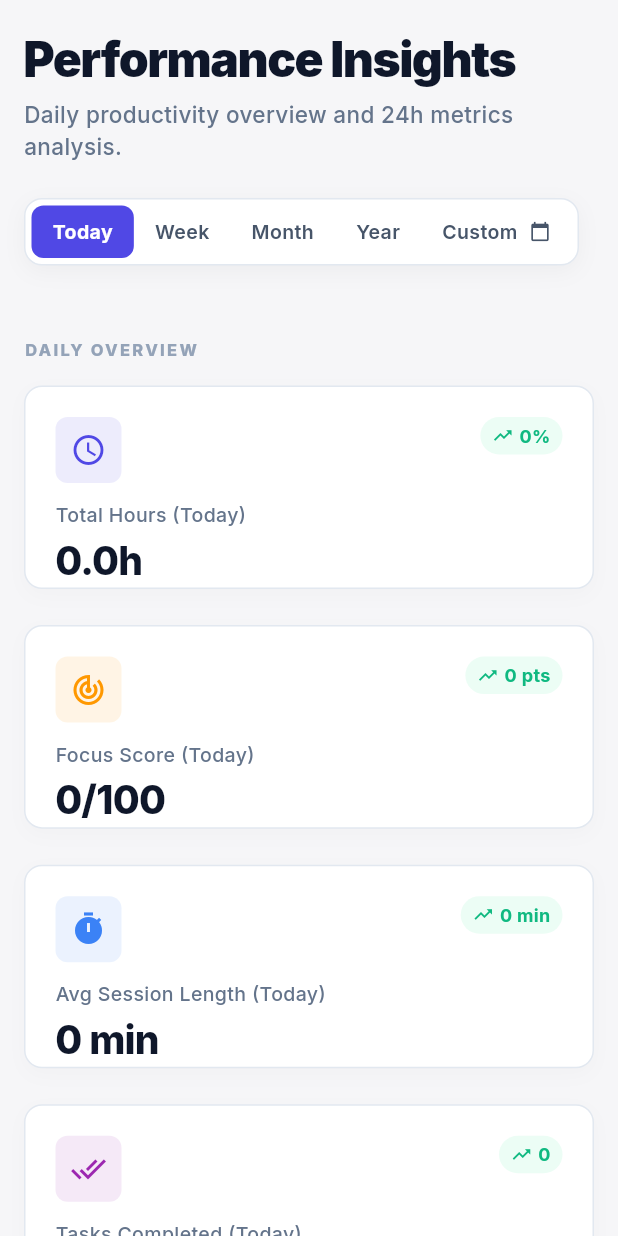
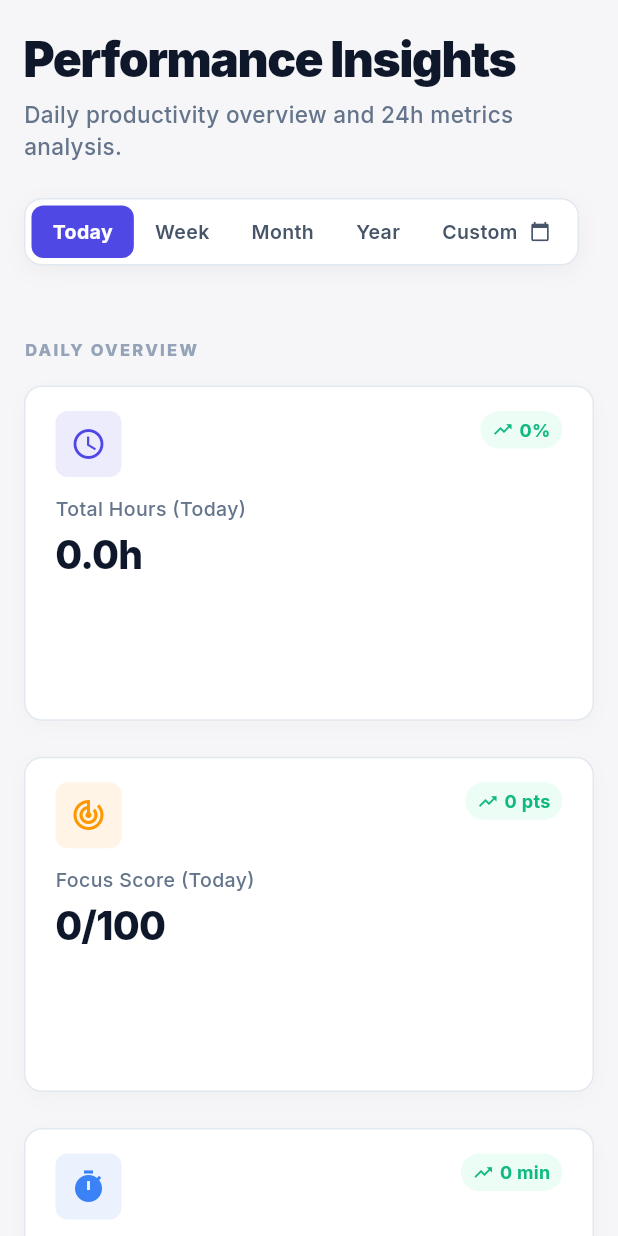
Before and after one commit to RudranshGawande/Progresso, a Flutter app: the AnalysisScreen screen opened directly, on a phone screen of 412 x 824 dp. Run offline on Flutter 3.47's test engine with Material 3 defaults, Android fonts, the phone set to English and light mode, and no system bars; our stand-ins replace file_picker, google_fonts, jwt_decoder, qr_flutter, shared_preferences; missing offline and left inert: desktop_drop, encrypt, google_sign_in_all_platforms, mongo_dart; accounts and stored records are empty.

Commit message:
UI: Complete full application UI update with Analysis, Goals, and Build fixes

```diff
--- a/lib/screens/analysis_screen.dart
+++ b/lib/screens/analysis_screen.dart
@@ -7,6 +7,9 @@ import 'package:progresso/widgets/responsive.dart';
 import 'package:progresso/models/goal_models.dart';
 import 'package:progresso/services/goal_service.dart';
 import 'package:progresso/widgets/custom_date_range_picker.dart';
+import 'package:progresso/theme/settings_notifier.dart';
+import 'package:progresso/l10n/app_localizations.dart';
+import 'package:provider/provider.dart';
 
 class SessionWithMeta {
   final FocusSession session;
@@ -35,17 +38,19 @@ class _AnalysisScreenState extends State<AnalysisScreen> {
   Widget build(BuildContext context) {
     final bool isMobile = Responsive.isMobile(context);
     final bool isDesktop = Responsive.isDesktop(context);
+    final settingsNotifier = Provider.of<SettingsNotifier>(context);
 
     return ListenableBuilder(
-      listenable: GoalService(),
+      listenable: Listenable.merge([GoalService(), settingsNotifier]),
       builder: (context, _) {
         final allGoals = GoalService().goals;
-
-        final currentRange = _getCurrentRange();
+        final settingsNotifier = Provider.of<SettingsNotifier>(context);
+
+        final currentRange = _getCurrentRange(settingsNotifier);
         final prevRange = _getPreviousRange(currentRange);
 
-        final currentStats = _gatherPeriodStats(allGoals, currentRange, period: _selectedPeriod);
-        final prevStats = _gatherPeriodStats(allGoals, prevRange, period: _selectedPeriod);
+        final currentStats = _gatherPeriodStats(allGoals, currentRange, settingsNotifier, period: _selectedPeriod);
+        final prevStats = _gatherPeriodStats(allGoals, prevRange, settingsNotifier, period: _selectedPeriod);
 
         final periodSessions = currentStats.sessions;
         final totalHours = currentStats.totalHours;
@@ -71,9 +76,9 @@ class _AnalysisScreenState extends State<AnalysisScreen> {
                   _buildHeader(context, isMobile),
                   const SizedBox(height: 48),
                   _buildSectionTitle(
-                    _selectedPeriod == 'Week' ? 'WEEKLY TOTALS' :
-                    (_selectedPeriod == 'Month' ? 'MONTHLY TOTALS' :
-                    (_selectedPeriod == 'Year' ? 'ANNUAL TOTALS' : 'DAILY OVERVIEW'))
+                    _selectedPeriod == 'Week' ? AppLocalizations.of(context)!.weeklyTotals.toUpperCase() :
+                    (_selectedPeriod == 'Month' ? AppLocalizations.of(context)!.monthlyTotals.toUpperCase() :
+                    (_selectedPeriod == 'Year' ? AppLocalizations.of(context)!.annualTotals.toUpperCase() : AppLocalizations.of(context)!.dailyOverview.toUpperCase()))
                   ),
                   const SizedBox(height: 16),
                   _buildDailyOverviewGrid(isMobile, currentStats, prevStats),
@@ -169,7 +174,7 @@ class _AnalysisScreenState extends State<AnalysisScreen> {
     return results;
   }
 
-  _PeriodStats _gatherPeriodStats(List<Goal> goals, DateTimeRange range, {String? period}) {
+  _PeriodStats _gatherPeriodStats(List<Goal> goals, DateTimeRange range, SettingsNotifier settingsNotifier, {String? period}) {
     final start = range.start;
     final end = range.end;
 
@@ -200,13 +205,22 @@ class _AnalysisScreenState extends State<AnalysisScreen> {
       }
       chartLabels.addAll(['9 AM', '11 AM', '1 PM', '3 PM', '5 PM', 'NOW']);
     } else if (period == 'Week') {
+      final int firstDay = settingsNotifier.firstDayOfWeek;
+      final List<String> days = ['MON', 'TUE', 'WED', 'THU', 'FRI', 'SAT', 'SUN'];
+      final List<String> orderedLabels = [];
+      for (int i = 0; i < 7; i++) {
+        orderedLabels.add(days[(firstDay - 1 + i) % 7]);
+      }
+
       final List<double> dailyIntensity = List.filled(7, 0.0);
       for (var s in periodSessions) {
-        final dayIdx = (s.session.timestamp.weekday - 1) % 7;
+        // weekday is 1 for Mon, 7 for Sun.
+        // We want 0 for firstDay, 6 for lastDay.
+        final dayIdx = (s.session.timestamp.weekday - firstDay) % 7;
         dailyIntensity[dayIdx] = max(dailyIntensity[dayIdx], s.session.intensity);
       }
       chartData.addAll(dailyIntensity);
-      chartLabels.addAll(['MON', 'TUE', 'WED', 'THU', 'FRI', 'SAT', 'SUN']);
+      chartLabels.addAll(orderedLabels);
     } else if (period == 'Month') {
       chartLabels.addAll(['WEEK 1', 'WEEK 2', 'WEEK 3', 'WEEK 4', 'END']);
       for (int i = 0; i < 5; i++) {
@@ -251,15 +265,17 @@ class _AnalysisScreenState extends State<AnalysisScreen> {
     );
   }
 
-  DateTimeRange _getCurrentRange() {
+  DateTimeRange _getCurrentRange(SettingsNotifier settingsNotifier) {
     final now = DateTime.now();
     final today = DateTime(now.year, now.month, now.day);
 
     if (_selectedPeriod == 'Today') {
       return DateTimeRange(start: today, end: today.add(const Duration(days: 1)));
     } else if (_selectedPeriod == 'Week') {
-      // Find previous Monday (or today if today is Monday)
-      final start = today.subtract(Duration(days: today.weekday - 1));
+      // Find previous start of week based on settings
+      final int firstDay = settingsNotifier.firstDayOfWeek;
+      int daysToSubtract = (today.weekday - firstDay) % 7;
+      final start = today.subtract(Duration(days: daysToSubtract));
       return DateTimeRange(start: start, end: start.add(const Duration(days: 7)));
     } else if (_selectedPeriod == 'Month') {
       final start = DateTime(now.year, now.month, 1);
@@ -353,7 +369,7 @@ class _AnalysisScreenState extends State<AnalysisScreen> {
                 crossAxisAlignment: CrossAxisAlignment.start,
                 children: [
                    Text(
-                    'Performance Insights',
+                    AppLocalizations.of(context)!.performanceInsights,
                     style: GoogleFonts.inter(
                       fontSize: 32,
                       fontWeight: FontWeight.w900,
@@ -402,22 +418,22 @@ class _AnalysisScreenState extends State<AnalysisScreen> {
       child: Row(
         mainAxisSize: MainAxisSize.min,
         children: [
-          _buildPeriodButton('Today'),
-          _buildPeriodButton('Week'),
-          _buildPeriodButton('Month'),
-          _buildPeriodButton('Year'),
-          _buildPeriodButton('Custom', icon: Icons.calendar_today),
+          _buildPeriodButton('Today', AppLocalizations.of(context)!.today),
+          _buildPeriodButton('Week', AppLocalizations.of(context)!.week),
+          _buildPeriodButton('Month', AppLocalizations.of(context)!.month),
+          _buildPeriodButton('Year', AppLocalizations.of(context)!.year),
+          _buildPeriodButton('Custom', AppLocalizations.of(context)!.custom, icon: Icons.calendar_today),
         ],
       ),
     );
   }
 
-  Widget _buildPeriodButton(String label, {IconData? icon}) {
-    final bool isActive = _selectedPeriod == label;
+  Widget _buildPeriodButton(String key, String label, {IconData? icon}) {
+    final bool isActive = _selectedPeriod == key;
     return GestureDetector(
       behavior: HitTestBehavior.opaque,
       onTap: () async {
-        if (label == 'Custom') {
+        if (key == 'Custom') {
           final range = await showDialog<DateTimeRange>(
             context: context,
             barrierColor: AppColors.slate900.withOpacity(0.4),
@@ -434,7 +450,7 @@ class _AnalysisScreenState extends State<AnalysisScreen> {
             });
           }
         } else {
-          setState(() => _selectedPeriod = label);
+          setState(() => _selectedPeriod = key);
         }
       },
       child: Container(
@@ -492,12 +508,12 @@ class _AnalysisScreenState extends State<AnalysisScreen> {
       crossAxisCount: isMobile ? 1 : 4,
       crossAxisSpacing: 24,
       mainAxisSpacing: 24,
-      childAspectRatio: isMobile ? 2.8 : 1.6,
+      childAspectRatio: isMobile ? 1.7 : 1.15,
       children: [
         _buildStatCard(
           icon: Icons.schedule,
           iconColor: AppColors.primary,
-          label: 'Total Hours$periodLabel',
+          label: '${AppLocalizations.of(context)!.totalHours}$periodLabel',
           value: '${current.totalHours.toStringAsFixed(1)}h',
           trend: hoursTrend,
           isPositive: isHoursPositive,
@@ -505,7 +521,7 @@ class _AnalysisScreenState extends State<AnalysisScreen> {
         _buildStatCard(
           icon: Icons.track_changes,
           iconColor: Colors.orange,
-          label: 'Focus Score$periodLabel',
+          label: '${AppLocalizations.of(context)!.focusScore}$periodLabel',
           value: '${current.avgFocusScore.toInt()}/100',
           trend: focusTrend,
           isPositive: isFocusPositive,
@@ -513,7 +529,7 @@ class _AnalysisScreenState extends State<AnalysisScreen> {
         _buildStatCard(
           icon: Icons.timer,
           iconColor: AppColors.blue500,
-          label: 'Avg Session Length$periodLabel',
+          label: '${AppLocalizations.of(context)!.avgSessionLength}$periodLabel',
           value: current.avgSessionMinutes >= 60
                   ? '${(current.avgSessionMinutes / 60).floor()}h ${(current.avgSessionMinutes % 60).round()}m'
                   : '${current.avgSessionMinutes.toInt()} min',
@@ -523,7 +539,7 @@ class _AnalysisScreenState extends State<AnalysisScreen> {
         _buildStatCard(
           icon: Icons.done_all,
           iconColor: Colors.purple,
-          label: 'Tasks Completed$periodLabel',
+          label: '${AppLocalizations.of(context)!.tasksCompleted}$periodLabel',
           value: '${current.completedTasksCount}',
           trend: tasksTrend,
           isPositive: isTasksPositive,
@@ -542,7 +558,7 @@ class _AnalysisScreenState extends State<AnalysisScreen> {
     required bool isPositive,
   }) {
     return Container(
-      padding: const EdgeInsets.all(20),
+      padding: const EdgeInsets.symmetric(horizontal: 20, vertical: 16),
       decoration: BoxDecoration(
         color: AppColors.white,
         borderRadius: BorderRadius.circular(12),
@@ -602,6 +618,8 @@ class _AnalysisScreenState extends State<AnalysisScreen> {
           const SizedBox(height: 12),
           Text(
             label,
+            maxLines: 2,
+            overflow: TextOverflow.ellipsis,
             style: const TextStyle(
               color: AppColors.slate500,
               fontSize: 13,
@@ -631,23 +649,25 @@ class _AnalysisScreenState extends State<AnalysisScreen> {
     String title = 'Daily Productivity Trends';
     String description = 'Daily focus time over the last week';
     String trendLabel = 'WEEK TREND';
-    String trendValue = 'Growth +8.4%';
+    String trendValue = '';
 
     if (_selectedPeriod == 'Today') {
-      title = 'Hourly Productivity Trends';
+      title = AppLocalizations.of(context)!.hourlyProductivityTrends;
       description = 'Focus intensity throughout today';
       trendLabel = 'PEAK INTENSITY';
-      trendValue = 'High +12%';
+      trendValue = '';
     } else if (_selectedPeriod == 'Month') {
-      title = 'Weekly Focus Comparison';
+      title = AppLocalizations.of(context)!.weeklyFocusComparison;
       description = 'Focus intensity trends across the month';
       trendLabel = 'MONTH TREND';
-      trendValue = 'Growth +8%';
+      trendValue = '';
     } else if (_selectedPeriod == 'Year') {
-      title = 'Yearly Productivity Trends';
+      title = AppLocalizations.of(context)!.yearlyProductivityTrends;
       description = 'Monthly focus distribution across the year';
       trendLabel = 'ANNUAL TREND';
-      trendValue = 'Increase +15.5%';
+      trendValue = '';
+    } else {
+      title = AppLocalizations.of(context)!.dailyProductivityTrends;
     }
 
     return Container(
```
Also changed, not shown: lib/screens/goal_detail_screen.dart (+61 -19 lines), lib/screens/goals_overview_screen.dart (+50 -7 lines), 10 other files.
